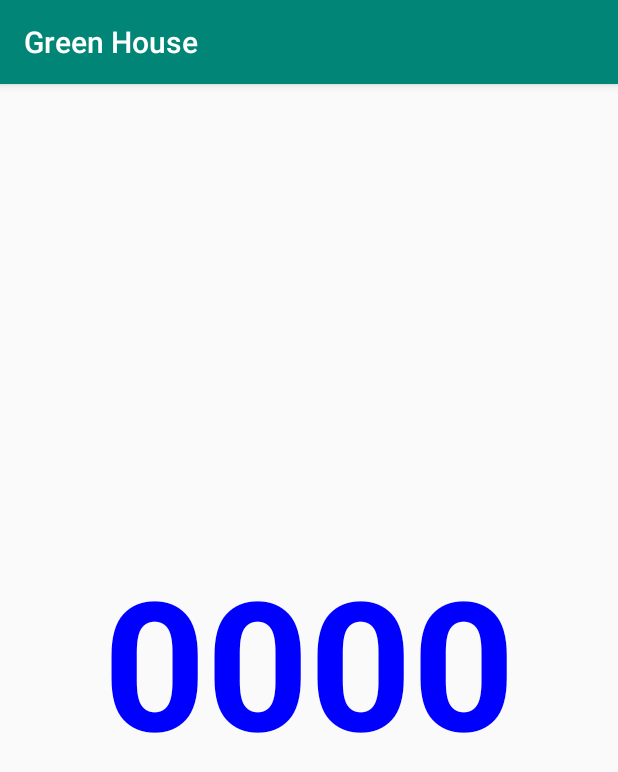
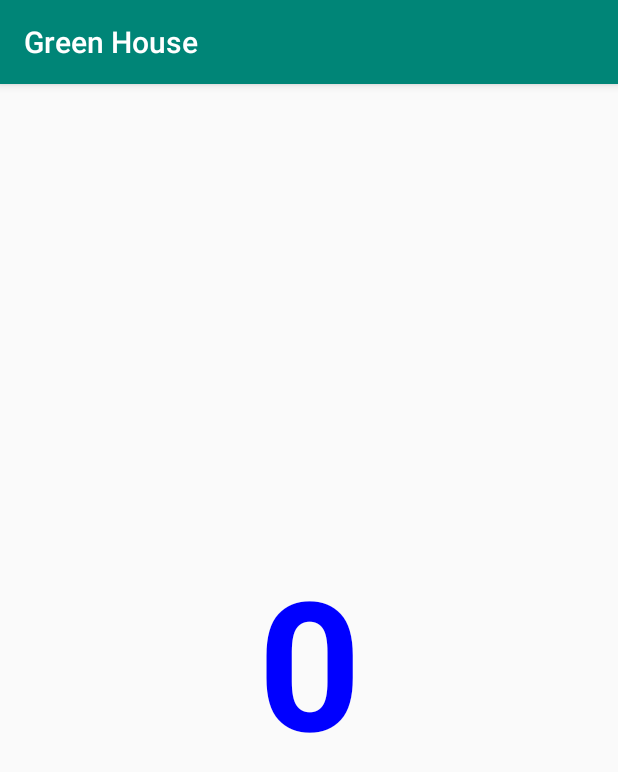
Before and after one commit to PhdPattanapong/GreenHouse, an Android app: the screen it shows after launch (MainActivity), on a phone screen of 412 x 824 dp. Shown: the top 772 px of the screen. Run offline under Robolectric (Android 15) with nearby library versions, the phone set to English and light mode, and no system bars; our stand-ins replace Firebase (no records; nobody signed in at launch, a user with empty details on screens opened directly); 1 statement that could not run was skipped.

Commit message:
Show View Sucess

```diff
--- a/app/src/main/java/thailand/thathiew/pattanapong/greenhouse/MainActivity.java
+++ b/app/src/main/java/thailand/thathiew/pattanapong/greenhouse/MainActivity.java
@@ -1,11 +1,17 @@
 package thailand.thathiew.pattanapong.greenhouse;
 
 import android.graphics.Color;
+import android.support.annotation.NonNull;
 import android.support.v7.app.AppCompatActivity;
 import android.os.Bundle;
+import android.util.Log;
 import android.widget.TextView;
 
+import com.google.firebase.database.DataSnapshot;
+import com.google.firebase.database.DatabaseError;
+import com.google.firebase.database.DatabaseReference;
 import com.google.firebase.database.FirebaseDatabase;
+import com.google.firebase.database.ValueEventListener;
 
 import java.security.PrivateKey;
 
@@ -20,12 +26,29 @@ public class MainActivity extends AppCompatActivity {
         setContentView(R.layout.activity_main);
 
        // Setup Color
-        TextView textView = findViewById(R.id.txtNumber);
+        final TextView textView = findViewById(R.id.txtNumber);
         textView.setTextColor(Color.BLUE);
 
         //Connected data base Firebase
 
         FirebaseDatabase firebaseDatabase=FirebaseDatabase.getInstance();
+        DatabaseReference databaseReference = firebaseDatabase.getReference().child("FromNode");
+        databaseReference.addValueEventListener(new ValueEventListener() {
+            @Override
+            public void onDataChange(@NonNull DataSnapshot dataSnapshot) {
+
+                NumberModel numberModel = dataSnapshot.getValue(NumberModel.class);
+                int numberInt = numberModel.getNumberAnInt();
+                Log.d("27NovV1","numberInt ==> "+numberInt);
+                textView.setText(Integer.toString(numberInt));
+
+            } // onDataChange
+
+            @Override
+            public void onCancelled(@NonNull DatabaseError databaseError) {
+
+            }
+        });
 
     }   // Main Method
 
```
